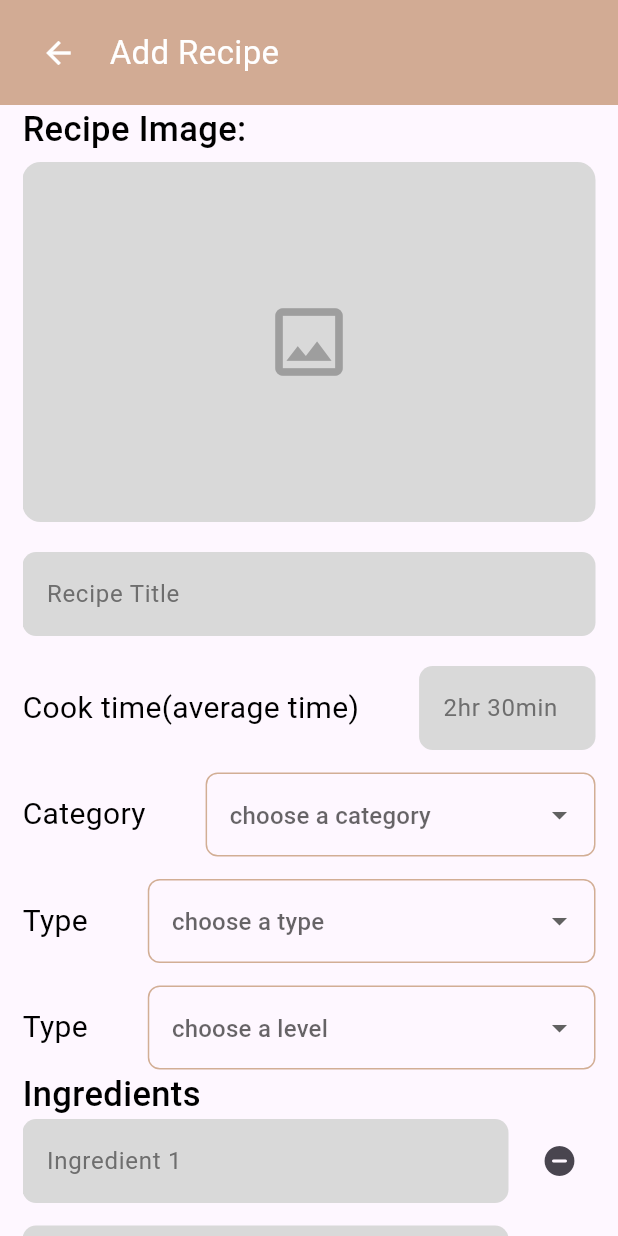
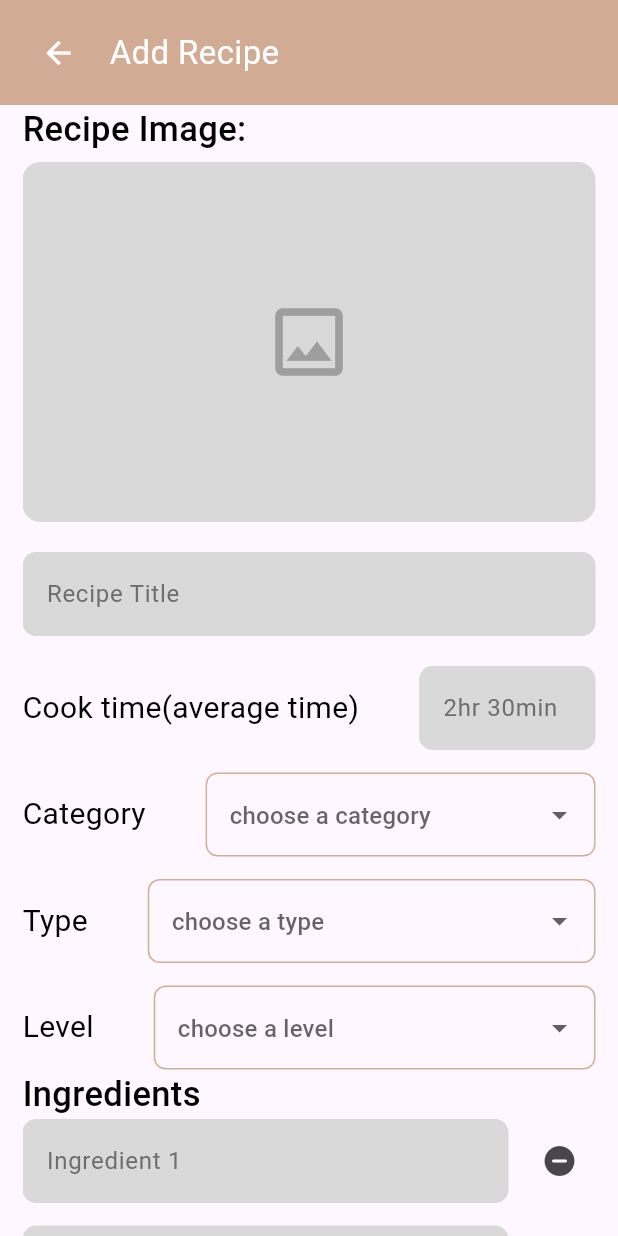
Before and after one commit to amnacm/savory_book, a Flutter app: the AddScreen screen opened directly, on a phone screen of 412 x 824 dp. Run offline on Flutter 3.47's test engine with Material 3 defaults, Android fonts, the phone set to English and light mode, and no system bars; our stand-ins replace dots_indicator, fluttericon, hive, hive_flutter, image_picker; accounts and stored records are empty; Roboto replaces fonts that are missing (LeagueSpartan).

```diff
--- a/lib/Screens/code_exractions/whole_custom_textfield.dart
+++ b/lib/Screens/code_exractions/whole_custom_textfield.dart
@@ -85,7 +85,7 @@ class _WholeCustomTextFieldState extends State<WholeCustomTextField> {
                   hintText: 'choose a category',
                   focusedBorder: OutlineInputBorder(
                     borderSide: BorderSide(
-                      color:isDarkMode ? Colors.white : Colors.black,
+                      color: isDarkMode ? Colors.white : Colors.black,
                     ),
                   ),
                 ),
@@ -151,11 +151,12 @@ class _WholeCustomTextFieldState extends State<WholeCustomTextField> {
           height: 15,
         ),
         //-------Difficulty
+        //-------Difficulty
         Row(
           mainAxisSize: MainAxisSize.min,
           children: [
             const Text(
-              'Type',
+              'Level',
               style: TextStyle(fontSize: 20),
             ),
             SizedBox(
@@ -166,23 +167,28 @@ class _WholeCustomTextFieldState extends State<WholeCustomTextField> {
                 decoration: InputDecoration(
                   hintText: 'choose a level',
                   focusedBorder: OutlineInputBorder(
-                      borderSide: BorderSide(color: Colors.black))),
-              value: widget.type.text.isEmpty ? null : widget.type.text,
+                    borderSide: BorderSide(color: Colors.black),
+                  ),
+                ),
+                value: widget.difficulty.text.isEmpty
+                    ? null
+                    : widget.difficulty.text,
                 items: ['easy', 'medium', 'hard']
-                  .map((type) => DropdownMenuItem(
-                        value: type,
-                        child: Text(type),
+                    .map((level) => DropdownMenuItem(
+                          value: level,
+                          child: Text(level),
                         ))
                     .toList(),
                 onChanged: (value) {
                   setState(() {
-                  widget.type.text = value!;
+                    widget.difficulty.text = value!;
                   });
                 },
                 validator: (value) => value == null || value.isEmpty
                     ? 'Please select a level'
                     : null,
-            ))
+              ),
+            ),
           ],
         ),
       ],
```
Also changed, not shown: lib/functions/db_function.dart (+19 -42 lines), 12 other files. Lines whose indentation alone changed are shown as unchanged.
